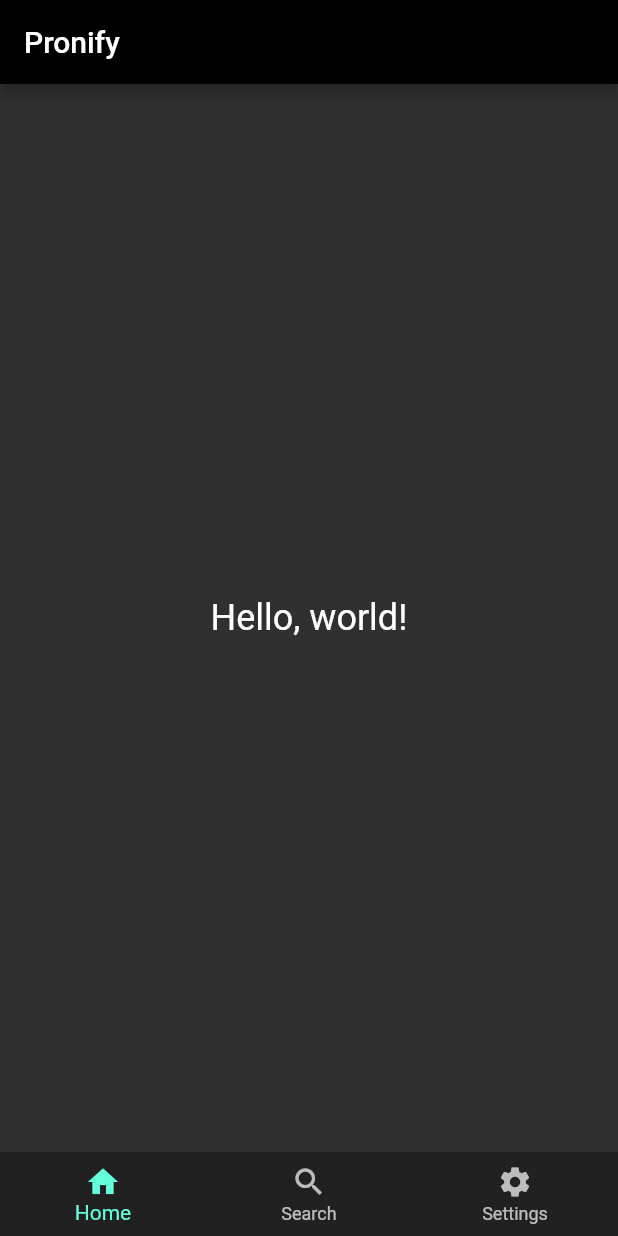
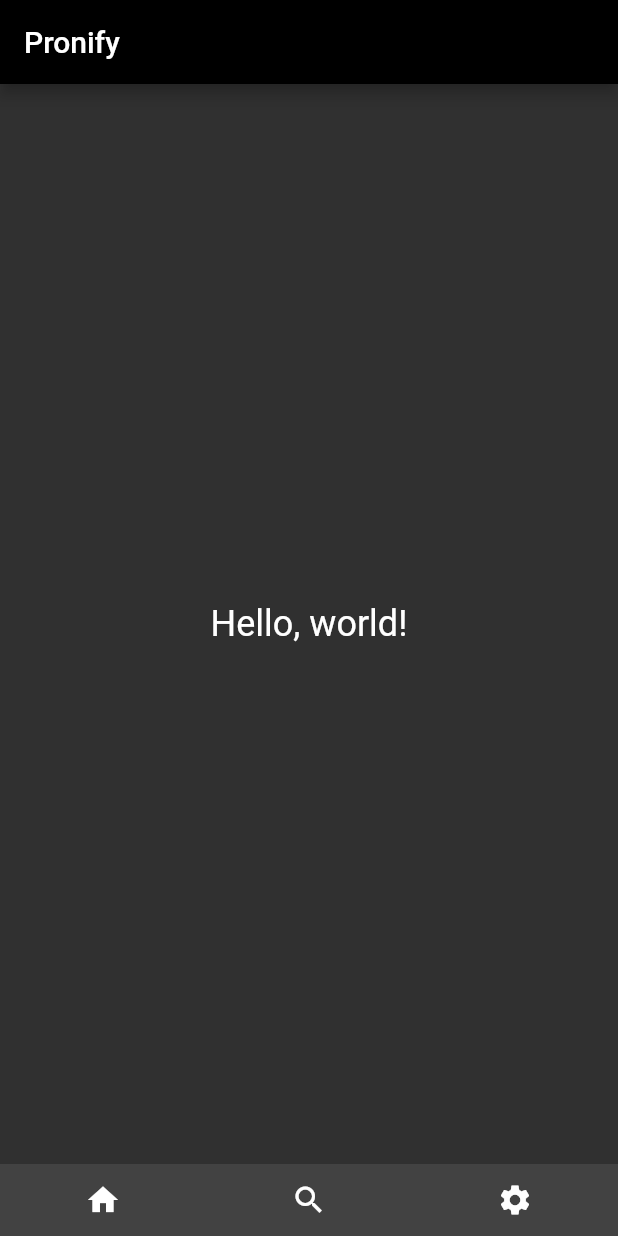
Before and after one commit to fakepranjal/music_app, a Flutter app: the screen it shows after launch, on a phone screen of 412 x 824 dp. Run offline on Flutter 3.47's test engine with Material 2 defaults, Android fonts, the phone set to English and light mode, and no system bars.

Commit message:
minor changes

```diff
--- a/lib/main.dart
+++ b/lib/main.dart
@@ -36,23 +36,17 @@ class MyHomePage extends StatelessWidget {
             style: TextStyle(color: Colors.white, fontSize: 24),
           ),
         ),
-      bottomNavigationBar: BottomNavigationBar(
-        items: const <BottomNavigationBarItem>[
-          BottomNavigationBarItem(
-            icon: Icon(Icons.home),
-            label: 'Home',
-          ),
-          BottomNavigationBarItem(
-            icon: Icon(Icons.search),
-            label: 'Search',
-          ),
-          BottomNavigationBarItem(
-            icon: Icon(Icons.settings),
-            label: 'Settings',
-          ),
-        ],
-        backgroundColor: Colors.grey.shade900,
-      ),
-    );
+        bottomNavigationBar: Container(
+          decoration: BoxDecoration(color: Colors.grey[800]),
+          child: Row(
+          mainAxisAlignment: MainAxisAlignment.spaceAround,
+          children: [
+            IconButton(onPressed: (){}, icon: const Icon(Icons.home)),
+            IconButton(onPressed: (){}, icon: const Icon(Icons.search)),
+            IconButton(onPressed: (){}, icon: const Icon(Icons.settings))
+          ]
+          )
+
+        ));
   }
 }
```
Lines whose indentation alone changed are shown as unchanged.
